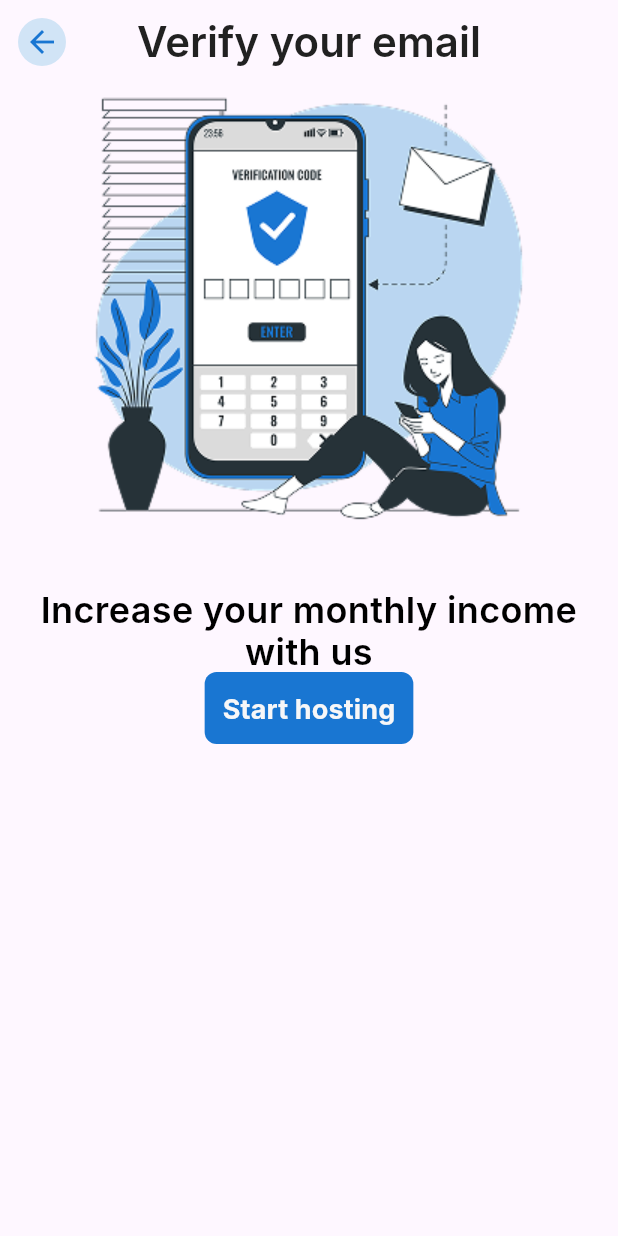
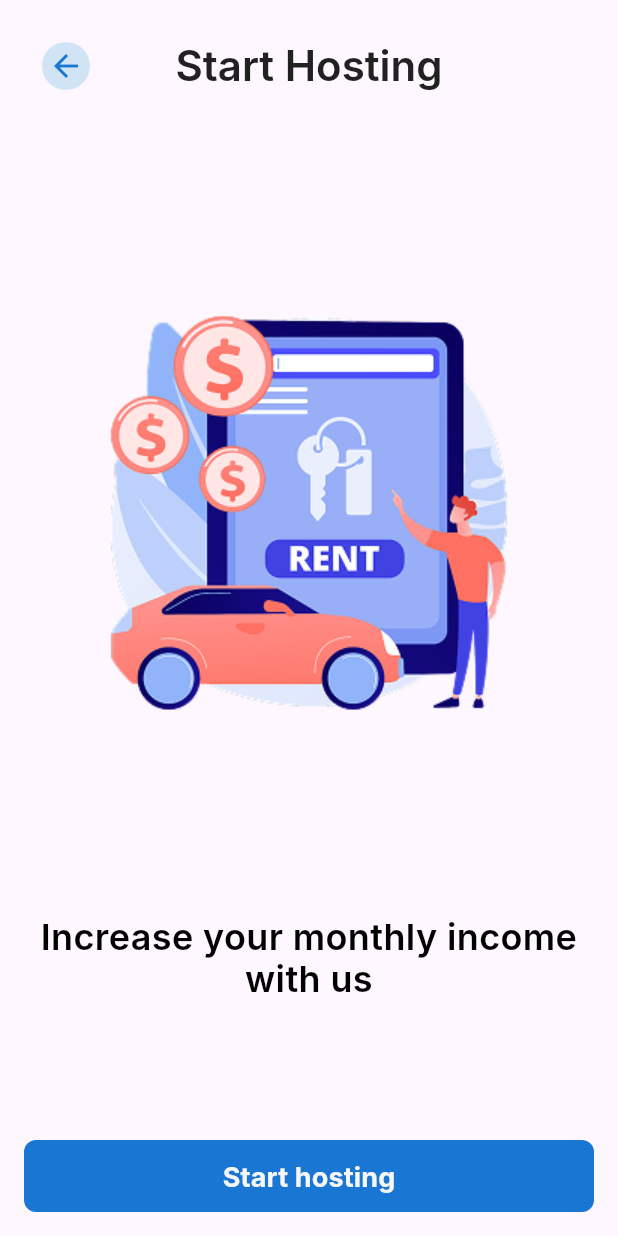
Before and after one commit to khuong1201/Mobile-Vehicle-Rental-App, a Flutter app: the StartScreen screen opened directly, on a phone screen of 412 x 824 dp. Run offline on Flutter 3.47's test engine with Material 3 defaults, Android fonts, the phone set to English and light mode, and no system bars; our stand-ins replace flutter_svg, pin_code_fields, smooth_page_indicator; Roboto replaces fonts that are missing (Inter).

Commit message:
update hosting

```diff
--- a/frontend/lib/views/hosting/start_screen.dart
+++ b/frontend/lib/views/hosting/start_screen.dart
@@ -12,7 +12,11 @@ class _StartScreen extends State<StartScreen> {
   Widget build(BuildContext context) {
     return Scaffold(
       body: Container(
+        height: double.infinity,
+        width: double.infinity,
+        padding: EdgeInsets.symmetric(horizontal: 16, vertical: 16),
         child: Column(
+          mainAxisAlignment: MainAxisAlignment.spaceBetween,
           crossAxisAlignment:CrossAxisAlignment.center,
           children: [
             AppBar(
@@ -30,7 +34,7 @@ class _StartScreen extends State<StartScreen> {
                 ),
               ),
               title: Text(
-                'Verify your email',
+                'Start Hosting',
                 style: TextStyle(
                   color: Color(0xff212121),
                   fontSize: 28,
@@ -42,8 +46,7 @@ class _StartScreen extends State<StartScreen> {
               elevation: 0,
               centerTitle: true,
             ),
-            Image.asset('assets/images/login/otp.png', width: 300, height: 300),
-            SizedBox(height: 36),
+            Image.asset('assets/images/hosting/startHosting1.png', width: 350, height: 350),
             Text(
               'Increase your monthly income with us',
               textAlign: TextAlign.center,
@@ -56,6 +59,7 @@ class _StartScreen extends State<StartScreen> {
               ),
             ),
             CustomButton(
+              width: double.infinity,
               onPressed:(){
 
               },
--- a/frontend/lib/views/login/forgotPassword_screen.dart
+++ b/frontend/lib/views/login/forgotPassword_screen.dart
@@ -64,7 +64,7 @@ class _ForgotPasswordScreenState extends State<ForgotPasswordScreen> {
                   width: 300,
                   height: 300
                 ),
-                SizedBox(height: 40,),
+                SizedBox(height: 40),
                 Text('Please write your email to receive a confirmation code to set a new password',
                   textAlign: TextAlign.center,
                   style: TextStyle(
--- a/frontend/pubspec.yaml
+++ b/frontend/pubspec.yaml
@@ -75,6 +75,7 @@ flutter:
     - assets/images/homePage/
     - assets/images/homePage/home/
     - assets/images/homePage/profile/
+    - assets/images/hosting/
 
   # An image asset can refer to one or more resolution-specific "variants", see
   # https://flutter.dev/to/resolution-aware-images
```
Also changed, not shown: frontend/assets/images/hosting/startHosting1.png (added), frontend/assets/images/hosting/startHosting2.png (added).
